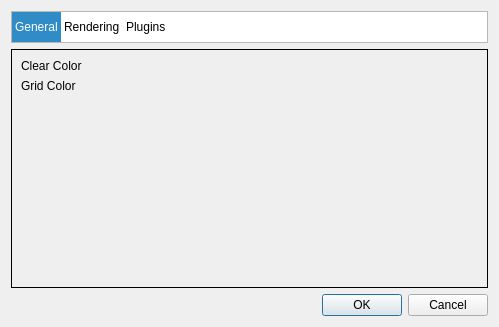
mattiascibien/ivygen, file src/app/settingsdialog.ui: the form before one commit.
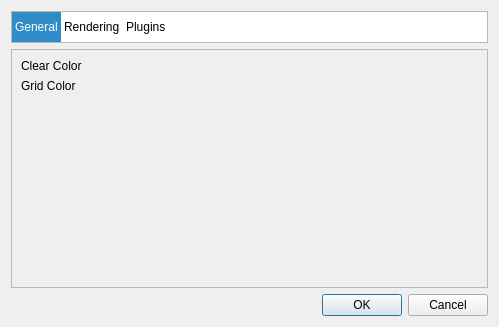
The form after the commit. Icons and pictures are not drawn. Custom widgets are drawn as their Qt base class.

Commit message: Added splash screen

Diff of the .ui file:
```diff
--- a/src/app/settingsdialog.ui
+++ b/src/app/settingsdialog.ui
@@ -87,7 +87,7 @@
       </sizepolicy>
      </property>
      <property name="frameShape">
-      <enum>QFrame::Panel</enum>
+      <enum>QFrame::StyledPanel</enum>
      </property>
      <property name="currentIndex">
       <number>1</number>
```
The commit also changes 3 other files.
